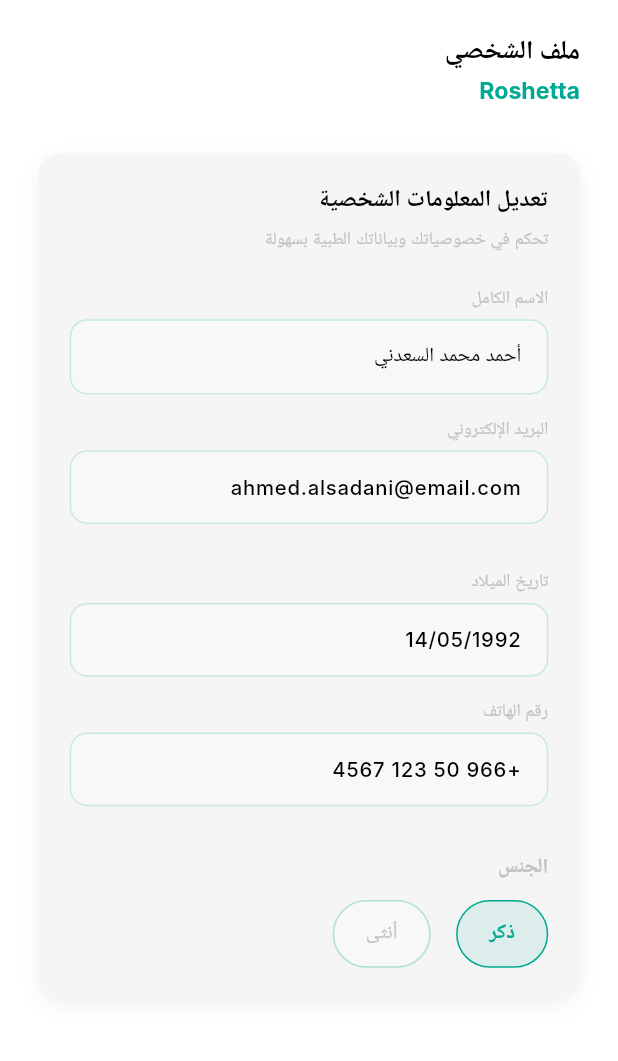
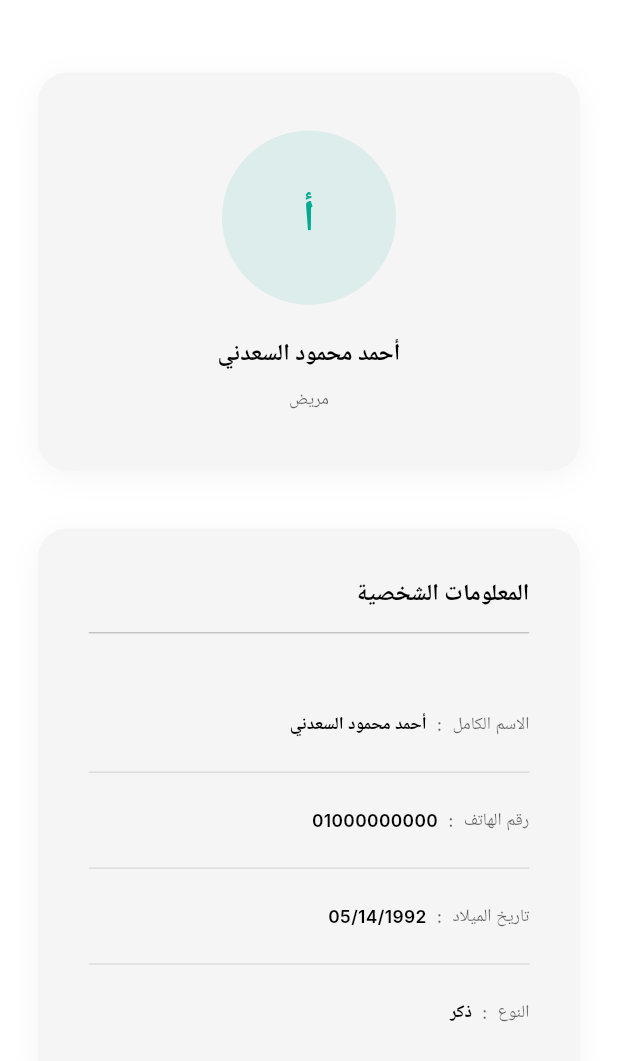
Before and after one commit to Abdallah-Alqiran/roshetta, a Flutter app: the ProfilePatientsScreen screen opened by its route, on a phone screen of 412 x 824 dp. Shown: the top 1061 px of the screen. Run offline on Flutter 3.47's test engine with Material 3 defaults, Android fonts, the phone set to English and light mode, and no system bars; our stand-ins replace cached_network_image, dartz, dio, flutter_bloc, flutter_screenutil, get_it and 2 more; accounts and stored records are empty; Roboto replaces fonts that are missing (Inter).

Commit message:
profile patient screen and its widgets

```diff
--- a/lib/core/localization/l10n/ar.json
+++ b/lib/core/localization/l10n/ar.json
@@ -150,5 +150,9 @@
   "booking_terms_agree": "بالنقر على تأكيد الحجز، فإنك توافق على سياسة الإلغاء والشروط والأحكام الخاصة بالعيادة.",
   "choose_visit_date": "اختر موعد الزيارة",
   "people_before_you": "الناس اللي قبلك في الدور",
-  "expected_time_for_checkup": "الوقت المتوقع للكشف"
+  "expected_time_for_checkup": "الوقت المتوقع للكشف",
+   "personal_information": "المعلومات الشخصية",
+  "personal_information_desc": "اطلع على بياناتك الطبية والشخصية بسهولة",
+  "full_name": "الاسم الكامل",
+  "role": "الدور"
 }
--- a/lib/core/localization/l10n/en.json
+++ b/lib/core/localization/l10n/en.json
@@ -148,5 +148,9 @@
   "booking_terms_agree": "By clicking confirm booking, you agree to the clinic's cancellation policy and terms and conditions.",
   "choose_visit_date": "Choose Visit Date",
   "people_before_you": "People before you in the queue",
-  "expected_time_for_checkup": "Expected time for checkup"
+  "expected_time_for_checkup": "Expected time for checkup",
+  "personal_information": "Personal Information",
+  "personal_information_desc": "View your medical and personal data easily",
+  "full_name": "Full Name",
+  "role": "Role"
 }
--- a/lib/features/patients/home_patients_feature/presentation/screens/home_patients_screen.dart
+++ b/lib/features/patients/home_patients_feature/presentation/screens/home_patients_screen.dart
@@ -129,7 +129,7 @@ class _HomePatientsScreenState extends State<HomePatientsScreen> {
                   price: doc['price'],
                   description: doc['description'],
                   onBookTap: () {
-                    context.go(AppRoutes.doctorDetailsPatientScreen);
+                    context.push(AppRoutes.doctorDetailsPatientScreen);
                   },
                 );
               },
--- a/lib/features/patients/profile_patients_feature/presentation/screens/profile_patients_screen.dart
+++ b/lib/features/patients/profile_patients_feature/presentation/screens/profile_patients_screen.dart
@@ -1,6 +1,9 @@
 import 'package:flutter/material.dart';
 import 'package:flutter_screenutil/flutter_screenutil.dart';
 import 'package:roshetta/core/extensions/context_extensions.dart';
+import 'package:roshetta/core/utils/get_responsive_size.dart';
+import 'package:roshetta/features/patients/profile_patients_feature/presentation/screens/widgets/profile_card.dart';
+import 'package:roshetta/features/patients/profile_patients_feature/presentation/screens/widgets/profile_details_section.dart';
 
 class ProfilePatientsScreen extends StatelessWidget {
   const ProfilePatientsScreen({super.key});
@@ -8,189 +11,60 @@ class ProfilePatientsScreen extends StatelessWidget {
   @override
   Widget build(BuildContext context) {
     final patientData = {
-      'fullName': 'أحمد محمد السعدني',
-      'email': 'ahmed.alsadani@email.com',
-      'birthDate': '14/05/1992',
-      'phone': '+966 50 123 4567',
+      'fullName': 'أحمد محمود السعدني',
+      'birthDate': '05/14/1992',
+      'phone': '01000000000',
       'gender': 'ذكر',
+      'id': '98214',
       };
 
     return Scaffold(
       backgroundColor: context.colorScheme.background,
       body: SingleChildScrollView(
-        padding: EdgeInsets.symmetric(horizontal: 24.w, vertical: 24.h),
-        child: Column(
+        padding: EdgeInsets.symmetric(
+          horizontal: context.isDesktop ? 80.w : 24.w,
+          vertical: 50.h,
+        ),
+        child: context.isDesktop
+            ? Row(
                 crossAxisAlignment: CrossAxisAlignment.start,
                 children: [
-            Text(
-              'ملف الشخصي',
-              style: context.textTheme.headlineLarge?.copyWith(
-                fontWeight: FontWeight.bold,
-                color: context.colorScheme.onSurface,
+                  Expanded(
+                    flex: 1,
+                    child: ProfileCard(
+                      fullName: patientData['fullName']!,
                     ),
                   ),
-            SizedBox(height: 6.h),
-            Text(
-              'Roshetta',
-              style: context.textTheme.titleLarge?.copyWith(
-                color: context.colorScheme.primary,
+                  SizedBox(width: 60.w),
+                  Expanded(
+                    flex: 2,
+                    child: ProfileDetailsSection(
+                      fullName: patientData['fullName']!,
+                      phone: patientData['phone']!,
+                      birthDate: patientData['birthDate']!,
+                      gender: patientData['gender']!,
                     ),
                   ),
-
-            SizedBox(height: 32.h),
-
-            Container(
-              width: double.infinity,
-              decoration: BoxDecoration(
-                color: context.colorScheme.surface,
-                borderRadius: BorderRadius.circular(16.r),
-                boxShadow: [
-                  BoxShadow(
-                    color: Colors.black.withOpacity(0.05),
-                    blurRadius: 10,
-                    offset: const Offset(0, 4),
-                  ),
                 ],
-              ),
-              child: Padding(
-                padding: EdgeInsets.all(20.w),
-                child: Column(
+              )
+            : Column(
                 crossAxisAlignment: CrossAxisAlignment.start,
                 children: [
-                    Text(
-                      'تعديل المعلومات الشخصية',
-                      style: context.textTheme.titleLarge?.copyWith(
-                        fontWeight: FontWeight.bold,
-                        color: context.colorScheme.onSurface,
+                  Center(
+                    child: ProfileCard(
+                      fullName: patientData['fullName']!,
                     ),
                   ),
-                    SizedBox(height: 8.h),
-                    Text(
-                      'تحكم في خصوصياتك وبياناتك الطبية بسهولة',
-                      style: context.textTheme.bodyMedium?.copyWith(
-                        color: context.colorScheme.onSurfaceVariant,
-                      ),
-                    ),
-                    SizedBox(height: 24.h),
-
-                    _buildInfoRow(
-                      context,
-                      label: 'الاسم الكامل',
-                      value: patientData['fullName']!,
-                    ),
-                    _buildInfoRow(
-                      context,
-                      label: 'البريد الإلكتروني',
-                      value: patientData['email']!,
-                    ),
-                    SizedBox(height: 16.h),
-                    _buildInfoRow(
-                      context,
-                      label: 'تاريخ الميلاد',
-                      value: patientData['birthDate']!,
-                    ),
-                    _buildInfoRow(
-                      context,
-                      label: 'رقم الهاتف',
-                      value: patientData['phone']!,
-                    ),
-
-                    SizedBox(height: 16.h),
-
-                    Text(
-                      'الجنس',
-                      style: context.textTheme.titleMedium?.copyWith(
-                        fontWeight: FontWeight.w600,
-                        color: context.colorScheme.onSurfaceVariant,
-                      ),
-                    ),
-                    SizedBox(height: 12.h),
-                    Row(
-                      children: [
-                        _buildGenderChip(
-                          context,
-                          label: 'ذكر',
-                          isSelected: patientData['gender'] == 'ذكر',
-                        ),
-                        SizedBox(width: 16.w),
-                        _buildGenderChip(
-                          context,
-                          label: 'أنثى',
-                          isSelected: patientData['gender'] == 'أنثى',
-                        ),
-                      ],
-                    ),
-                  ],
-                ),
-              ),
+                  SizedBox(height: 40.h),
+                  ProfileDetailsSection(
+                    fullName: patientData['fullName']!,
+                    phone: patientData['phone']!,
+                    birthDate: patientData['birthDate']!,
+                    gender: patientData['gender']!,
                   ),
                 ],
               ),
       ),
     );
   }
-
-  Widget _buildInfoRow(BuildContext context,
-      {required String label, required String value}) {
-    return Padding(
-      padding: EdgeInsets.only(bottom: 16.h),
-      child: Column(
-        crossAxisAlignment: CrossAxisAlignment.start,
-        children: [
-          Text(
-            label,
-            style: context.textTheme.labelMedium?.copyWith(
-              color: context.colorScheme.onSurfaceVariant,
-            ),
-          ),
-          SizedBox(height: 6.h),
-          Container(
-            width: double.infinity,
-            padding: EdgeInsets.symmetric(horizontal: 16.w, vertical: 14.h),
-            decoration: BoxDecoration(
-              color: context.colorScheme.surfaceVariant.withOpacity(0.3),
-              borderRadius: BorderRadius.circular(12.r),
-              border: Border.all(
-                color: context.colorScheme.outline.withOpacity(0.2),
-              ),
-            ),
-            child: Text(
-              value,
-              style: context.textTheme.bodyLarge?.copyWith(
-                color: context.colorScheme.onSurface,
-                fontWeight: FontWeight.w500,
-              ),
-            ),
-          ),
-        ],
-      ),
-    );
 }
-
-  Widget _buildGenderChip(BuildContext context,
-      {required String label, required bool isSelected}) {
-    return Container(
-      padding: EdgeInsets.symmetric(horizontal: 20.w, vertical: 12.h),
-      decoration: BoxDecoration(
-        color: isSelected
-            ? context.colorScheme.primary.withOpacity(0.1)
-            : context.colorScheme.surfaceVariant.withOpacity(0.3),
-        borderRadius: BorderRadius.circular(30.r),
-        border: Border.all(
-          color: isSelected
-              ? context.colorScheme.primary
-              : context.colorScheme.outline.withOpacity(0.3),
-        ),
-      ),
-      child: Text(
-        label,
-        style: context.textTheme.bodyLarge?.copyWith(
-          color: isSelected
-              ? context.colorScheme.primary
-              : context.colorScheme.onSurfaceVariant,
-          fontWeight: isSelected ? FontWeight.bold : FontWeight.normal,
-        ),
-      ),
-    );
-  }
-}
--- /dev/null
+++ b/lib/features/patients/profile_patients_feature/presentation/screens/widgets/profile_card.dart
@@ -0,0 +1,65 @@
+import 'package:flutter/material.dart';
+import 'package:flutter_screenutil/flutter_screenutil.dart';
+import 'package:roshetta/core/extensions/context_extensions.dart';
+import 'package:roshetta/core/localization/app_localizations.dart';
+
+class ProfileCard extends StatelessWidget {
+  final String fullName;
+
+  const ProfileCard({
+    super.key,
+    required this.fullName,
+  });
+
+  @override
+  Widget build(BuildContext context) {
+    return Container(
+      width: double.infinity,
+      padding: EdgeInsets.symmetric(vertical: 40.h, horizontal: 24.w),
+      decoration: BoxDecoration(
+        color: context.colorScheme.surface,
+        borderRadius: BorderRadius.circular(20.r),
+        boxShadow: [
+          BoxShadow(
+            color: context.colorScheme.onSurface.withValues(alpha: 0.04),
+            blurRadius: 16,
+            offset: const Offset(0, 4),
+          ),
+        ],
+      ),
+      child: Column(
+        crossAxisAlignment: CrossAxisAlignment.center,
+        children: [
+          CircleAvatar(
+            radius: 60.r,
+            backgroundColor: context.colorScheme.primary.withValues(alpha: 0.1),
+            child: Text(
+              fullName.isNotEmpty ? fullName[0] : '?',
+              style: context.textTheme.displayLarge?.copyWith(
+                color: context.colorScheme.primary,
+                fontWeight: FontWeight.bold,
+              ),
+            ),
+          ),
+          SizedBox(height: 24.h),
+          Text(
+            fullName,
+            style: context.textTheme.titleLarge?.copyWith(
+              fontWeight: FontWeight.bold,
+              color: context.colorScheme.onSurface,
+            ),
+            textAlign: TextAlign.center,
+          ),
+          SizedBox(height: 12.h),
+          Text(
+           context.tr('patient'),
+            style: context.textTheme.bodyMedium?.copyWith(
+              color: context.colorScheme.onSurface.withValues(alpha: 0.6),
+            ),
+            textAlign: TextAlign.center,
+          ),
+        ],
+      ),
+    );
+  }
+}
--- /dev/null
+++ b/lib/features/patients/profile_patients_feature/presentation/screens/widgets/profile_details_section.dart
@@ -0,0 +1,80 @@
+import 'package:flutter/material.dart';
+import 'package:flutter_screenutil/flutter_screenutil.dart';
+import 'package:roshetta/core/extensions/context_extensions.dart';
+import 'package:roshetta/core/localization/app_localizations.dart';
+import 'package:roshetta/features/patients/profile_patients_feature/presentation/screens/widgets/profile_info_field.dart';
+
+class ProfileDetailsSection extends StatelessWidget {
+  final String fullName;
+  final String phone;
+  final String birthDate;
+  final String gender;
+
+  const ProfileDetailsSection({
+    super.key,
+    required this.fullName,
+    required this.phone,
+    required this.birthDate,
+    required this.gender,
+  });
+
+  @override
+  Widget build(BuildContext context) {
+    final isMale = gender == 'ذكر';
+
+    return Container(
+      width: double.infinity,
+      padding: EdgeInsets.all(32.w),
+      decoration: BoxDecoration(
+        color: context.colorScheme.surface,
+        borderRadius: BorderRadius.circular(20.r),
+        boxShadow: [
+          BoxShadow(
+            color: context.colorScheme.onSurface.withValues(alpha: 0.04),
+            blurRadius: 16,
+            offset: const Offset(0, 4),
+          ),
+        ],
+      ),
+      child: Column(
+        crossAxisAlignment: CrossAxisAlignment.start,
+        children: [
+          Text(
+            context.tr('personal_information'),
+            style: context.textTheme.titleLarge?.copyWith(
+              fontWeight: FontWeight.bold,
+              color: context.colorScheme.onSurface,
+            ),
+          ),
+          SizedBox(height: 8.h),
+          Divider(
+            color: context.colorScheme.outlineVariant.withValues(alpha: 0.2),
+            thickness: 1,
+          ),
+          SizedBox(height: 30.h),
+          ProfileInfoField(
+            label: context.tr('full_name'),
+            value: fullName,
+            isBold: true,
+          ),
+          Divider(
+            color: context.colorScheme.outlineVariant.withValues(alpha: 0.1),
+          ),
+
+          ProfileInfoField(label: context.tr('phone_number'), value: phone),
+          Divider(
+            color: context.colorScheme.outlineVariant.withValues(alpha: 0.1),
+          ),
+          ProfileInfoField(label: context.tr('birth_date'), value: birthDate),
+          Divider(
+            color: context.colorScheme.outlineVariant.withValues(alpha: 0.1),
+          ),
+          ProfileInfoField(
+            label: context.tr('gender'),
+            value: isMale ? context.tr('male') : context.tr('female'),
+          ),
+        ],
+      ),
+    );
+  }
+}
--- /dev/null
+++ b/lib/features/patients/profile_patients_feature/presentation/screens/widgets/profile_info_field.dart
@@ -0,0 +1,57 @@
+import 'package:flutter/material.dart';
+import 'package:flutter_screenutil/flutter_screenutil.dart';
+import 'package:roshetta/core/extensions/context_extensions.dart';
+
+class ProfileInfoField extends StatelessWidget {
+  final String label;
+  final String value;
+  final Color? valueColor;
+  final bool isBold;
+
+  const ProfileInfoField({
+    super.key,
+    required this.label,
+    required this.value,
+    this.valueColor,
+    this.isBold = false,
+  });
+
+  @override
+  Widget build(BuildContext context) {
+    return Padding(
+      padding: EdgeInsets.symmetric(vertical: 16.h),
+      child: Row(
+        mainAxisAlignment: MainAxisAlignment.spaceBetween,
+        crossAxisAlignment: CrossAxisAlignment.center,
+        children: [
+          Text(
+            label,
+            style: context.textTheme.bodyMedium?.copyWith(
+              color: context.colorScheme.onSurface.withValues(alpha: 0.6),
+              fontWeight: FontWeight.w500,
+            ),
+          ),
+          Text('  :  ',
+            style: context.textTheme.bodyMedium?.copyWith(
+              color: context.colorScheme.onSurface.withValues(alpha: 0.6),
+              fontWeight: FontWeight.w500,
+            ),
+          ),
+          Expanded(
+            child: Align(
+              alignment: Alignment.centerRight,
+              child: Text(
+                value,
+                style: context.textTheme.bodyMedium?.copyWith(
+                  color: valueColor ?? context.colorScheme.onSurface,
+                  fontWeight: isBold ? FontWeight.bold : FontWeight.w600,
+                ),
+                textAlign: TextAlign.right,
+              ),
+            ),
+          ),
+        ],
+      ),
+    );
+  }
+}
--- a/lib/root/screens/widgets/patient_top_nav_bar.dart
+++ b/lib/root/screens/widgets/patient_top_nav_bar.dart
@@ -1,6 +1,7 @@
 import 'package:flutter/material.dart';
 import 'package:flutter_screenutil/flutter_screenutil.dart';
 import 'package:roshetta/core/extensions/context_extensions.dart';
+import 'package:roshetta/core/localization/app_localizations.dart';
 import 'package:roshetta/core/utils/get_responsive_size.dart';
 import 'package:roshetta/root/models/nav_items.dart';
 
@@ -50,7 +51,7 @@ class PatientTopNavBar extends StatelessWidget {
       child: Row(
         children: [
           Text(
-            'Roshetta',
+            context.tr('roshetta'),
             style: TextStyle(
               fontSize: getResponsiveSize(
                 context: context,
```
Lines whose indentation alone changed are shown as unchanged.
